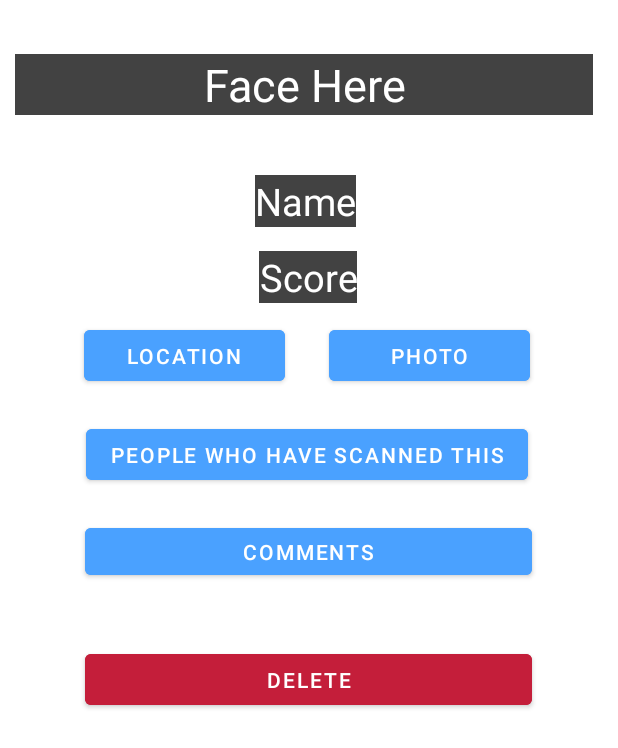
After one commit to CMPUT301W23T24/QRGo, an Android app: the layout qr_details_main.xml on its own in the app's theme, with its tools: preview values and no code run, on a phone screen of 412 x 824 dp. The commit adds this screen. Shown: the top 748 px of the screen. Run offline under Robolectric (Android 15) with nearby library versions, the phone set to English and light mode, and no system bars.

Commit message:
add QR details

```diff
--- a/QRGo/app/src/main/AndroidManifest.xml
+++ b/QRGo/app/src/main/AndroidManifest.xml
@@ -43,6 +43,7 @@
 
         <activity android:name=".ViewProfile"></activity>
         <activity android:name=".ScannedCodesActivity"></activity>
+        <activity android:name=".QRDetailsMain"></activity>
 
         <provider
             android:authorities="com.example.camerapermission.fileProvider"
--- a/QRGo/app/src/main/java/com/example/qrgo/QR.java
+++ b/QRGo/app/src/main/java/com/example/qrgo/QR.java
@@ -135,4 +135,8 @@ public class QR {
     public void setScannedAmnt(Integer scannedAmnt) {
         this.scannedAmnt = scannedAmnt;
     }
+
+    public String getHash() {
+        return hash;
+    }
 }
--- /dev/null
+++ b/QRGo/app/src/main/res/layout/qr_details_main.xml
@@ -0,0 +1,127 @@
+<?xml version="1.0" encoding="utf-8"?>
+<ScrollView xmlns:android="http://schemas.android.com/apk/res/android"
+    xmlns:app="http://schemas.android.com/apk/res-auto"
+    xmlns:tools="http://schemas.android.com/tools"
+    android:layout_width="match_parent"
+    android:layout_height="match_parent"
+    tools:layout_editor_absoluteX="16dp"
+    tools:layout_editor_absoluteY="142dp"
+    android:fillViewport="true">
+
+    <androidx.constraintlayout.widget.ConstraintLayout
+
+        android:layout_width="match_parent"
+        android:layout_height="wrap_content">
+
+        <TextView
+            android:id="@+id/TVQRFace"
+            android:layout_width="385dp"
+            android:layout_height="wrap_content"
+            android:layout_marginTop="36dp"
+            android:background="@color/cardview_dark_background"
+            android:gravity="center"
+            android:text="Face Here"
+            android:textAlignment="center"
+            android:textColor="@color/white"
+            android:textSize="30dp"
+            app:layout_constraintEnd_toEndOf="parent"
+            app:layout_constraintHorizontal_bias="0.384"
+            app:layout_constraintStart_toStartOf="parent"
+            app:layout_constraintTop_toTopOf="parent" />
+
+        <TextView
+            android:id="@+id/TVName"
+            android:layout_width="wrap_content"
+            android:layout_height="wrap_content"
+            android:layout_marginTop="40dp"
+            android:background="@color/cardview_dark_background"
+            android:gravity="center"
+            android:text="Name"
+            android:textAlignment="center"
+            android:textColor="@color/white"
+            android:textSize="25dp"
+            app:layout_constraintEnd_toEndOf="parent"
+            app:layout_constraintHorizontal_bias="0.494"
+            app:layout_constraintStart_toStartOf="parent"
+            app:layout_constraintTop_toBottomOf="@+id/TVQRFace" />
+
+        <TextView
+            android:id="@+id/TVScore"
+            android:layout_width="wrap_content"
+            android:layout_height="wrap_content"
+            android:layout_marginTop="16dp"
+            android:background="@color/cardview_dark_background"
+            android:gravity="center"
+            android:text="Score"
+            android:textAlignment="center"
+            android:textColor="@color/white"
+            android:textSize="25dp"
+            app:layout_constraintEnd_toEndOf="parent"
+            app:layout_constraintHorizontal_bias="0.498"
+            app:layout_constraintStart_toStartOf="parent"
+            app:layout_constraintTop_toBottomOf="@+id/TVName" />
+
+        <Button
+            android:id="@+id/LocationButton"
+            android:layout_width="134dp"
+            android:layout_height="46dp"
+            android:layout_marginStart="56dp"
+            android:layout_marginTop="12dp"
+            android:backgroundTint="@color/blue"
+            android:text="Location"
+            app:layout_constraintStart_toStartOf="parent"
+            app:layout_constraintTop_toBottomOf="@+id/TVScore" />
+
+        <Button
+            android:id="@+id/PhotoButton"
+            android:layout_width="134dp"
+            android:layout_height="46dp"
+            android:backgroundTint="@color/blue"
+            android:text="Photo"
+            app:layout_constraintBottom_toBottomOf="@+id/LocationButton"
+            app:layout_constraintEnd_toEndOf="parent"
+            app:layout_constraintHorizontal_bias="0.333"
+            app:layout_constraintStart_toEndOf="@+id/LocationButton" />
+
+        <Button
+            android:id="@+id/ScannersButton"
+            android:layout_width="wrap_content"
+            android:layout_height="46dp"
+            android:layout_marginTop="20dp"
+            android:backgroundTint="@color/blue"
+            android:text="People who have scanned this"
+            app:layout_constraintEnd_toEndOf="parent"
+            app:layout_constraintHorizontal_bias="0.486"
+            app:layout_constraintStart_toStartOf="parent"
+            app:layout_constraintTop_toBottomOf="@+id/LocationButton" />
+
+        <Button
+            android:id="@+id/CommentsButton"
+            android:layout_width="298dp"
+            android:layout_height="43dp"
+            android:layout_marginTop="20dp"
+            android:backgroundTint="@color/blue"
+            android:text="Comments"
+            app:layout_constraintBottom_toBottomOf="parent"
+            app:layout_constraintEnd_toEndOf="parent"
+            app:layout_constraintHorizontal_bias="0.495"
+            app:layout_constraintStart_toStartOf="parent"
+            app:layout_constraintTop_toBottomOf="@+id/ScannersButton"
+            app:layout_constraintVertical_bias="0.0" />
+
+        <Button
+            android:id="@+id/DeleteButton"
+            android:layout_width="298dp"
+            android:layout_height="46dp"
+            android:backgroundTint="@color/red"
+            android:text="Delete"
+            app:layout_constraintBottom_toBottomOf="parent"
+            app:layout_constraintEnd_toEndOf="parent"
+            app:layout_constraintHorizontal_bias="0.495"
+            app:layout_constraintStart_toStartOf="parent"
+            app:layout_constraintTop_toBottomOf="@+id/CommentsButton"
+            app:layout_constraintVertical_bias="0.105" />
+
+    </androidx.constraintlayout.widget.ConstraintLayout>
+
+</ScrollView>
```
Also changed, not shown: QRGo/app/src/main/java/com/example/qrgo/QRDetailsMain.java (added, +273 -0 lines), QRGo/app/src/main/java/com/example/qrgo/ScannedCodesActivity.java (+16 -3 lines).
